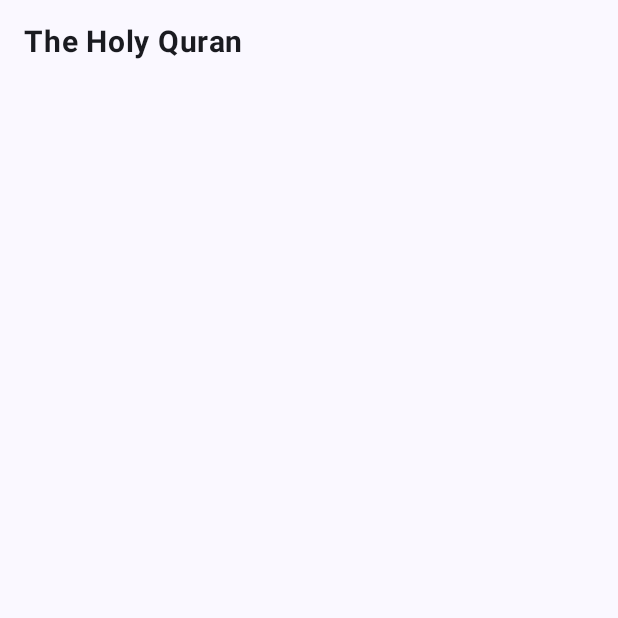
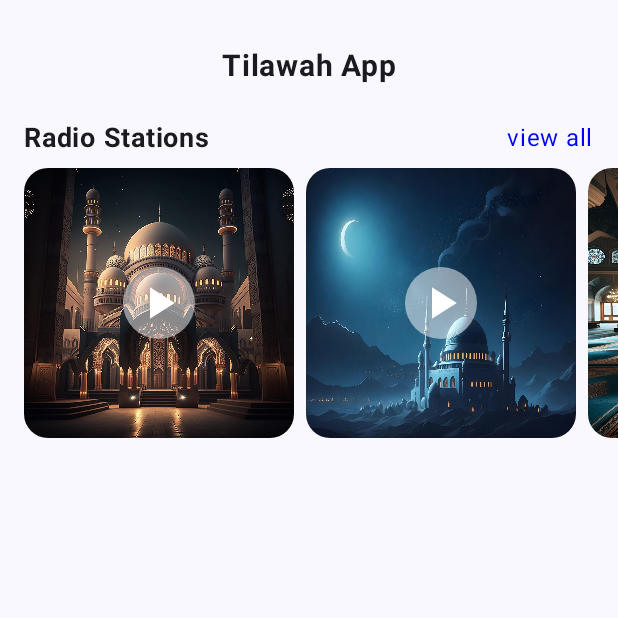
Before and after one commit to githussein/media-player-mp3quran, an Android app built with Jetpack Compose: the screen it shows after launch (MainActivity), on a phone screen of 412 x 824 dp, the top half of it. Run offline under Robolectric (Android 15) with nearby library versions, the phone set to English and light mode, and no system bars.

Commit message:
qoa-6 new design - add home screen radio stations section ui

```diff
--- /dev/null
+++ b/app/src/main/java/com/example/quranoffline/HomeScreen.kt
@@ -0,0 +1,111 @@
+package com.example.quranoffline
+
+import androidx.compose.foundation.Image
+import androidx.compose.foundation.background
+import androidx.compose.foundation.horizontalScroll
+import androidx.compose.foundation.layout.Arrangement
+import androidx.compose.foundation.layout.Box
+import androidx.compose.foundation.layout.Column
+import androidx.compose.foundation.layout.Row
+import androidx.compose.foundation.layout.Spacer
+import androidx.compose.foundation.layout.fillMaxSize
+import androidx.compose.foundation.layout.fillMaxWidth
+import androidx.compose.foundation.layout.height
+import androidx.compose.foundation.layout.padding
+import androidx.compose.foundation.layout.size
+import androidx.compose.foundation.rememberScrollState
+import androidx.compose.foundation.shape.CircleShape
+import androidx.compose.foundation.shape.RoundedCornerShape
+import androidx.compose.foundation.verticalScroll
+import androidx.compose.material.icons.Icons
+import androidx.compose.material.icons.filled.PlayArrow
+import androidx.compose.material3.Icon
+import androidx.compose.material3.Text
+import androidx.compose.runtime.Composable
+import androidx.compose.ui.Alignment
+import androidx.compose.ui.Modifier
+import androidx.compose.ui.draw.clip
+import androidx.compose.ui.graphics.Color
+import androidx.compose.ui.layout.ContentScale
+import androidx.compose.ui.res.painterResource
+import androidx.compose.ui.text.font.FontWeight
+import androidx.compose.ui.unit.dp
+import androidx.compose.ui.unit.sp
+
+@Composable
+fun HomeScreen(modifier: Modifier) {
+    val verticalScrollState = rememberScrollState()
+    Column(
+        modifier = modifier
+            .fillMaxSize()
+            .verticalScroll(verticalScrollState)
+            .padding(vertical = 32.dp),
+        horizontalAlignment = Alignment.CenterHorizontally
+    ) {
+        Text("Tilawah App", fontSize = 20.sp, fontWeight = FontWeight.Bold)
+        Spacer(modifier = Modifier.height(24.dp))
+
+        SectionHeader("Radio Stations", "view all")
+        Spacer(modifier = Modifier.height(8.dp))
+
+        val scrollState = rememberScrollState()
+        Row(
+            modifier = Modifier
+                .horizontalScroll(scrollState)
+                .padding(horizontal = 16.dp),
+            horizontalArrangement = Arrangement.spacedBy(8.dp)
+        ) {
+            ComponentRadioPoster(modifier = modifier, imageId = R.drawable.masjid2)
+            ComponentRadioPoster(modifier = modifier, imageId = R.drawable.masjid7)
+            ComponentRadioPoster(modifier = modifier, imageId = R.drawable.masjid5)
+        }
+        Spacer(modifier = modifier.height(32.dp))
+    }
+}
+
+
+@Composable
+private fun SectionHeader(left: String, right: String?) {
+    Row(
+        modifier = Modifier
+            .fillMaxWidth()
+            .padding(horizontal = 16.dp),
+        horizontalArrangement = Arrangement.SpaceBetween
+    ) {
+        Text(left, fontSize = 18.sp, fontWeight = FontWeight.Bold)
+        Text(right.orEmpty(), color = Color.Blue)
+    }
+}
+
+@Composable
+private fun ComponentRadioPoster(modifier: Modifier, imageId: Int = R.drawable.masjid3) {
+    Box(
+        modifier = Modifier
+            .size(180.dp)
+            .clip(RoundedCornerShape(16.dp))
+    ) {
+        Image(
+            painter = painterResource(id = imageId),
+            contentDescription = "photo of a masjid",
+            contentScale = ContentScale.FillBounds
+        )
+
+        Box(
+            modifier = modifier
+                .size(48.dp)
+                .clip(CircleShape)
+                .background(Color.White.copy(alpha = 0.5f))
+                .align(Alignment.Center)
+        ) {
+            Icon(
+                imageVector = Icons.Default.PlayArrow,
+                contentDescription = "play icon",
+                tint = Color.White,
+                modifier = modifier
+                    .size(36.dp)
+                    .align(Alignment.Center)
+
+            )
+        }
+    }
+}
--- a/app/src/main/java/com/example/quranoffline/MainActivity.kt
+++ b/app/src/main/java/com/example/quranoffline/MainActivity.kt
@@ -27,8 +27,12 @@ class MainActivity : ComponentActivity() {
                 Scaffold(modifier = Modifier.fillMaxSize()) { innerPadding ->
                     NavHost(
                         navController = navController,
-                        startDestination = "all_reciters"
+                        startDestination = "home"
                     ) {
+                        composable("home") {
+                            HomeScreen(modifier = Modifier.systemBarsPadding())
+                        }
+
                         composable("all_reciters") {
                             AllRecitersScreen(
                                 modifier = Modifier
```
Also changed, not shown: app/src/main/res/drawable/masjid1.png (added), app/src/main/res/drawable/masjid2.jpg (added), app/src/main/res/drawable/masjid3.jpg (added), app/src/main/res/drawable/masjid5.jpg (added), app/src/main/res/drawable/masjid6.webp (added), app/src/main/res/drawable/masjid7.jpg (added), app/src/main/res/drawable/masjid8.jpg (added).
